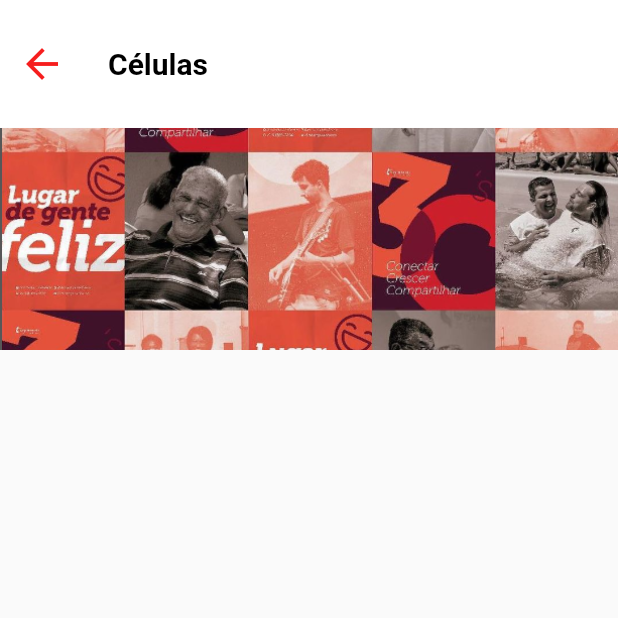
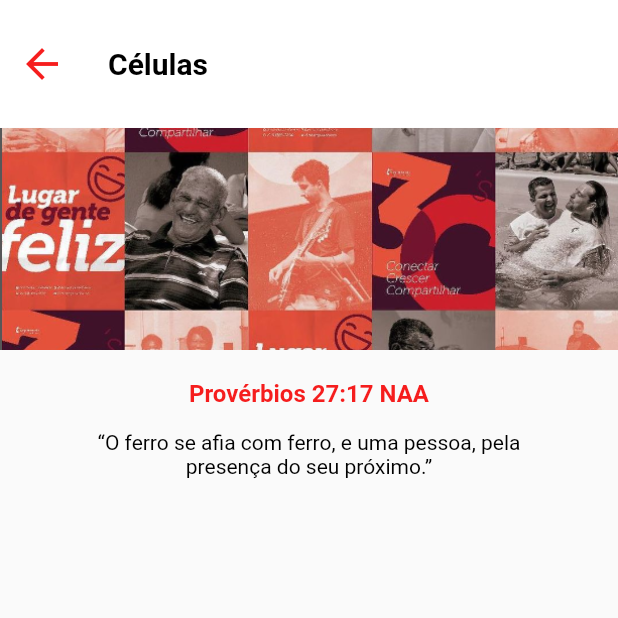
Before and after one commit to brunomarcosluz/metosita_church_app, a Flutter app: the screen it shows after launch, in the side drawer, after a tap on "Células", on a phone screen of 412 x 824 dp, the top half of it. Run offline on Flutter 3.47's test engine with Material 2 defaults, Android fonts, the phone set to English and light mode, and no system bars.

Commit message:
alterando tela celulas

```diff
--- a/metodista_app/lib/components/cells.dart
+++ b/metodista_app/lib/components/cells.dart
@@ -38,6 +38,33 @@ class Cells extends StatelessWidget {
                 ),
               ],
             ),
+            Container(
+              margin: EdgeInsets.fromLTRB(0, 20, 0, 15),
+              child: Text(
+                'Provérbios 27:17 NAA',
+                textAlign: TextAlign.center,
+                style: TextStyle(
+                  fontFamily: 'Roboto',
+                  fontSize: 16,
+                  fontWeight: FontWeight.bold,
+                  color: Color.fromARGB(230, 245, 5, 5),
+                ),
+              ),
+            ),
+            Container(
+              margin: EdgeInsets.fromLTRB(0, 0, 0, 15),
+              width: 300,
+              child: Text(
+                '“O ferro se afia com ferro, e uma pessoa, pela presença do seu próximo.”',
+                textAlign: TextAlign.center,
+                style: TextStyle(
+                  fontFamily: 'Roboto',
+                  fontSize: 14,
+                  fontWeight: FontWeight.normal,
+                  color: Colors.black,
+                ),
+              ),
+            ),
           ],
         ),
       ),
--- a/metodista_app/lib/main.dart
+++ b/metodista_app/lib/main.dart
@@ -88,7 +88,8 @@ class HomePage extends StatelessWidget {
         ],
       ),
       drawer: DrawerList(),
-      body: SingleChildScrollView(
+      body: Center(
+        child: SingleChildScrollView(
           child: Column(
             mainAxisAlignment: MainAxisAlignment.center,
             crossAxisAlignment: CrossAxisAlignment.stretch,
@@ -106,6 +107,7 @@ class HomePage extends StatelessWidget {
             ],
           ),
         ),
+      ),
       backgroundColor: Colors.white,
     );
   }
```
Lines whose indentation alone changed are shown as unchanged.
